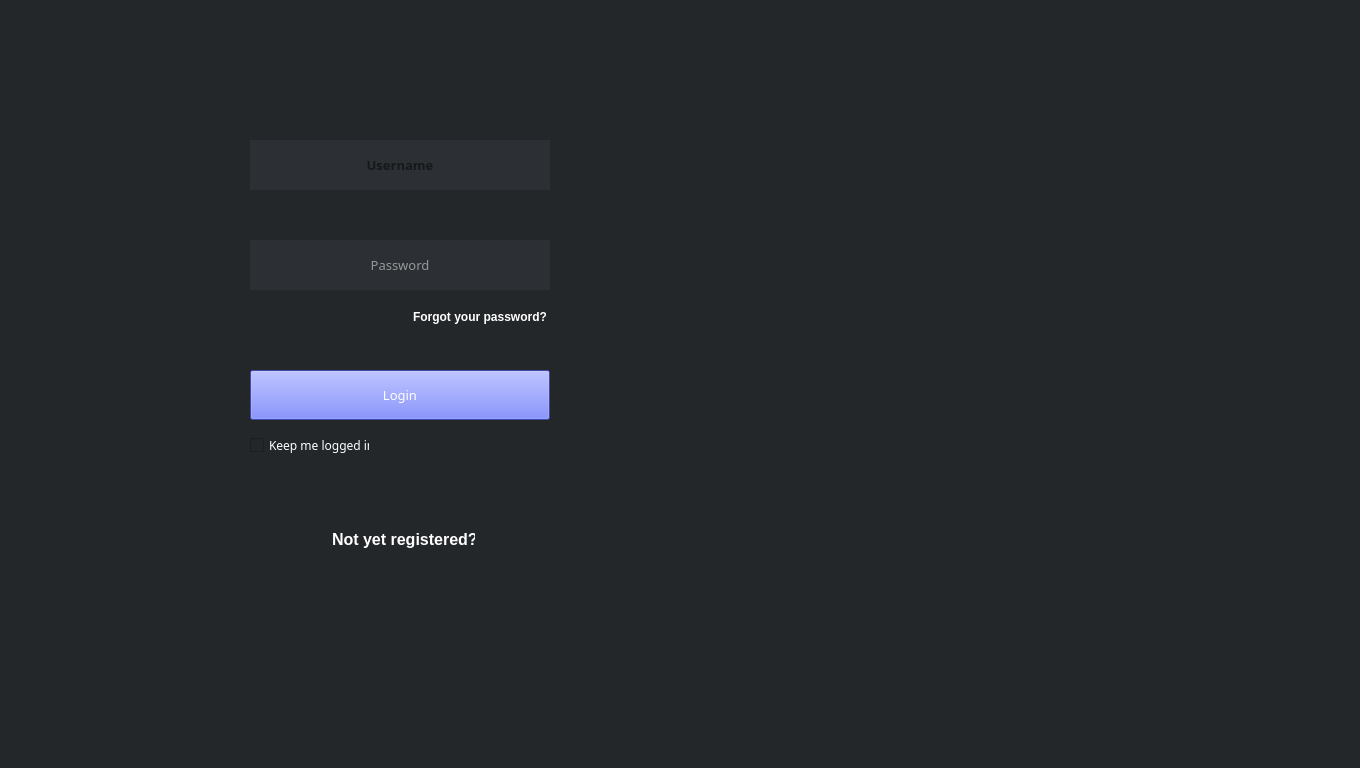
This is 3_Solution/CleverClient/startup.ui in georgecpp/CleverPocket as Qt 5 draws it before an edit. The edited form follows.
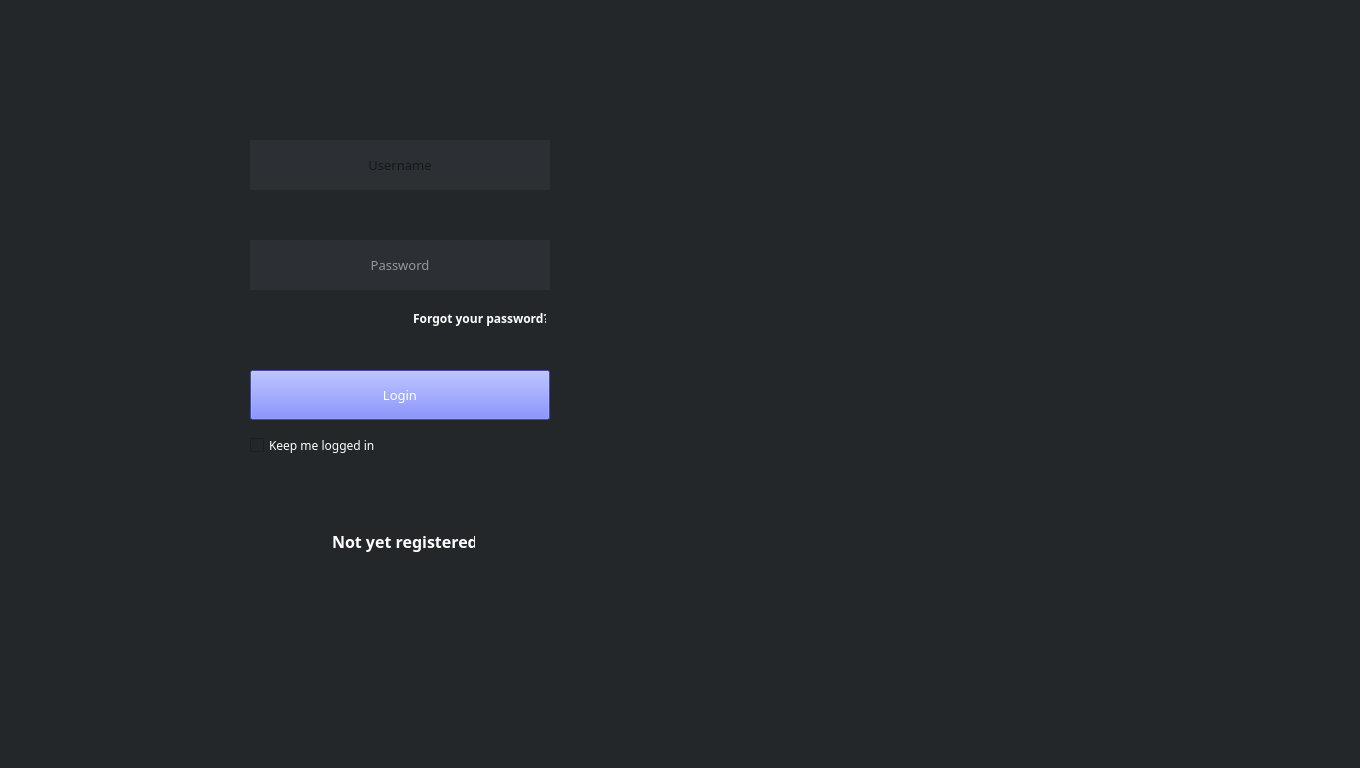
This is the edited form. The open tabs and pages were chosen to show the change.

Commit message: [UPDATE UI] STARTUP X2

```diff
--- a/3_Solution/CleverClient/startup.ui
+++ b/3_Solution/CleverClient/startup.ui
@@ -52,7 +52,9 @@
     </property>
     <property name="font">
      <font>
-      <family>Rockwell</family>
+      <family>Whitney</family>
+      <weight>50</weight>
+      <bold>false</bold>
      </font>
     </property>
     <property name="styleSheet">
@@ -105,8 +107,8 @@
         <font>
          <family>Whitney</family>
          <pointsize>10</pointsize>
-         <weight>75</weight>
-         <bold>true</bold>
+         <weight>50</weight>
+         <bold>false</bold>
         </font>
        </property>
        <property name="styleSheet">
@@ -599,7 +601,7 @@
         <rect>
          <x>50</x>
          <y>350</y>
-         <width>120</width>
+         <width>131</width>
          <height>30</height>
         </rect>
        </property>
@@ -627,7 +629,7 @@
        </property>
        <property name="font">
         <font>
-         <family>Segoe UI</family>
+         <family>Whitney</family>
          <pointsize>9</pointsize>
          <underline>false</underline>
          <strikeout>false</strikeout>
@@ -661,7 +663,7 @@
       </property>
       <property name="font">
        <font>
-        <family>Segoe UI</family>
+        <family>Whitney</family>
         <pointsize>12</pointsize>
        </font>
       </property>
```
Left out of the diff: 8 changed lines with no effect on the pictures.
